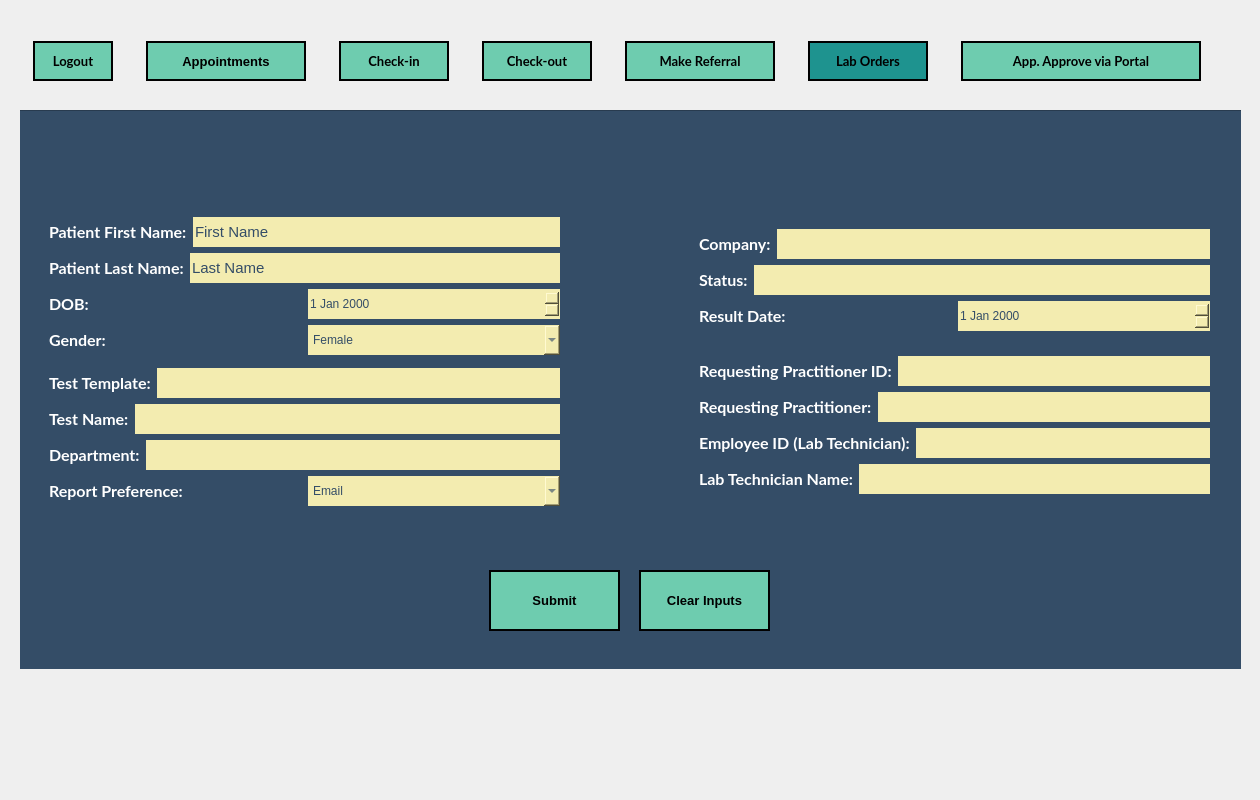
Before: the Qt Designer form LabOrdersWindow.ui in mxrked/Medical-Office-Administration, drawn with Qt 5.
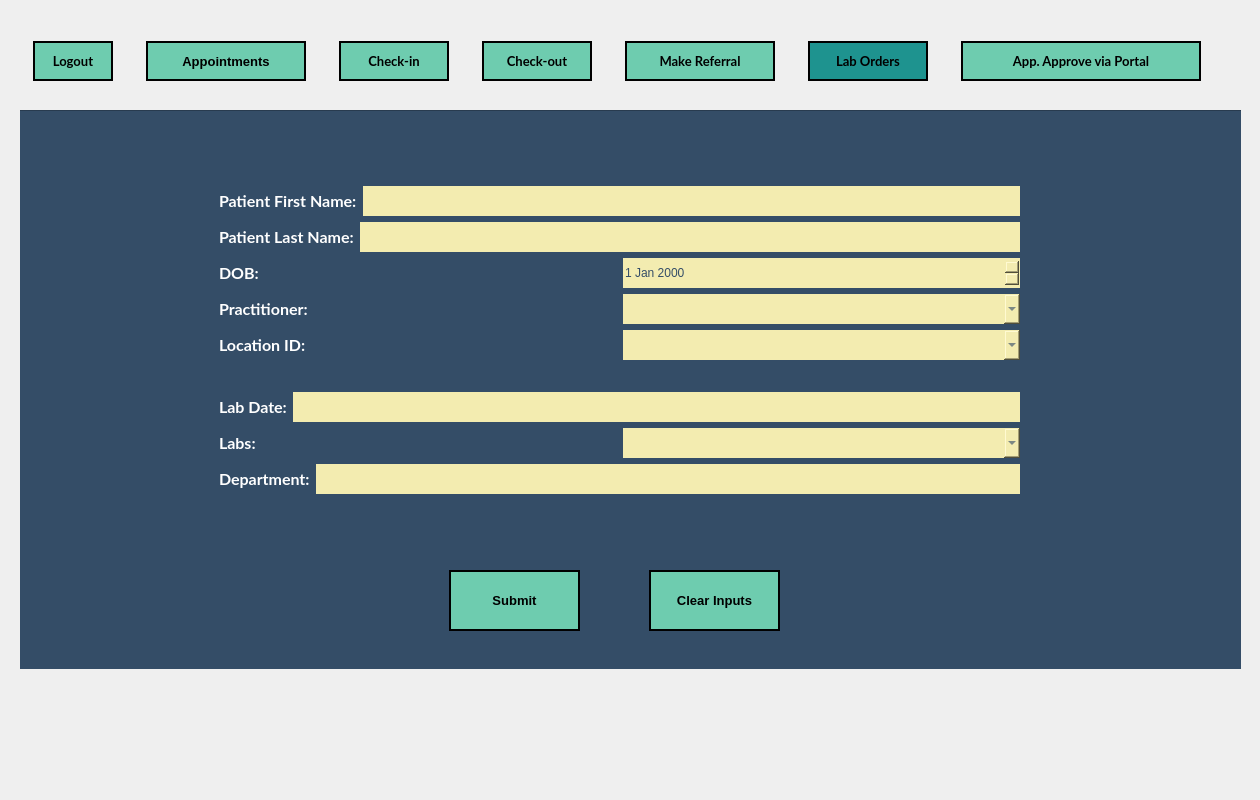
After: the same form once the commit is applied. Icons and pictures are not drawn.

Commit message: Combined Layouts/Fixed Fields

Diff of the .ui file:
```diff
--- a/LabOrdersWindow.ui
+++ b/LabOrdersWindow.ui
@@ -461,10 +461,10 @@
      <widget class="QWidget" name="verticalLayoutWidget">
       <property name="geometry">
        <rect>
-        <x>30</x>
-        <y>100</y>
-        <width>511</width>
-        <height>304</height>
+        <x>200</x>
+        <y>50</y>
+        <width>801</width>
+        <height>361</height>
        </rect>
       </property>
       <layout class="QVBoxLayout" name="verticalLayout_LeftSide">
@@ -502,7 +502,7 @@
               <string notr="true"/>
              </property>
              <property name="text">
-              <string>First Name</string>
+              <string/>
              </property>
              <property name="alignment">
               <set>Qt::AlignLeading|Qt::AlignLeft|Qt::AlignVCenter</set>
@@ -543,7 +543,7 @@
               <string notr="true"/>
              </property>
              <property name="text">
-              <string>Last Name</string>
+              <string/>
              </property>
             </widget>
            </item>
@@ -575,41 +575,56 @@
           </layout>
          </item>
          <item>
-          <layout class="QHBoxLayout" name="Layout_comboBox_TEMPLATE">
+          <layout class="QVBoxLayout" name="verticalLayout_3">
            <item>
-            <widget class="QLabel" name="Label_Dropbox_TEMPLATE">
-             <property name="font">
-              <font>
-               <family>Lato</family>
-               <pointsize>12</pointsize>
-               <weight>75</weight>
-               <bold>true</bold>
-              </font>
-             </property>
-             <property name="styleSheet">
-              <string notr="true"/>
-             </property>
-             <property name="text">
-              <string>Gender:</string>
-             </property>
-            </widget>
+            <layout class="QHBoxLayout" name="Layout_Practitioner">
+             <item>
+              <widget class="QLabel" name="Label_Practitioner">
+               <property name="font">
+                <font>
+                 <family>Lato</family>
+                 <pointsize>12</pointsize>
+                 <weight>75</weight>
+                 <bold>true</bold>
+                </font>
+               </property>
+               <property name="styleSheet">
+                <string notr="true"/>
+               </property>
+               <property name="text">
+                <string>Practitioner:</string>
+               </property>
+              </widget>
+             </item>
+             <item>
+              <widget class="QComboBox" name="comboBox_Practitioner"/>
+             </item>
+            </layout>
            </item>
            <item>
-            <widget class="QComboBox" name="comboBox_TEMPLATE">
-             <property name="styleSheet">
-              <string notr="true"/>
-             </property>
+            <layout class="QHBoxLayout" name="Layout_LocationID">
              <item>
-              <property name="text">
-               <string>Female</string>
-              </property>
+              <widget class="QLabel" name="Label_LocationID">
+               <property name="font">
+                <font>
+                 <family>Lato</family>
+                 <pointsize>12</pointsize>
+                 <weight>75</weight>
+                 <bold>true</bold>
+                </font>
+               </property>
+               <property name="styleSheet">
+                <string notr="true"/>
+               </property>
+               <property name="text">
+                <string>Location ID:</string>
+               </property>
+              </widget>
              </item>
              <item>
-              <property name="text">
-               <string>Male</string>
-              </property>
+              <widget class="QComboBox" name="comboBox_LocationID"/>
              </item>
-            </widget>
+            </layout>
            </item>
           </layout>
          </item>
@@ -618,43 +633,44 @@
        <item>
         <layout class="QVBoxLayout" name="verticalLayout_2">
          <item>
-          <layout class="QHBoxLayout" name="Layout_LabTestTemplate">
+          <layout class="QVBoxLayout" name="verticalLayout_4">
            <item>
-            <widget class="QLabel" name="Label_LabTestTemplate">
-             <property name="font">
-              <font>
-               <family>Lato</family>
-               <pointsize>12</pointsize>
-               <weight>75</weight>
-               <bold>true</bold>
-              </font>
-             </property>
-             <property name="styleSheet">
-              <string notr="true"/>
-             </property>
-             <property name="text">
-              <string>Test Template:</string>
-             </property>
-            </widget>
-           </item>
-           <item>
-            <widget class="QLineEdit" name="LineEdit_LabTestTemplate">
-             <property name="font">
-              <font>
-               <family>MS Shell Dlg 2</family>
-               <pointsize>11</pointsize>
-              </font>
-             </property>
-             <property name="styleSheet">
-              <string notr="true"/>
-             </property>
-             <property name="text">
-              <string/>
-             </property>
-             <property name="alignment">
-              <set>Qt::AlignLeading|Qt::AlignLeft|Qt::AlignVCenter</set>
-             </property>
-            </widget>
+            <layout class="QHBoxLayout" name="Layout_LabDate">
+             <item>
+              <widget class="QLabel" name="Label_LabDate">
+               <property name="font">
+                <font>
+                 <family>Lato</family>
+                 <pointsize>12</pointsize>
+                 <weight>75</weight>
+                 <bold>true</bold>
+                </font>
+               </property>
+               <property name="styleSheet">
+                <string notr="true"/>
+               </property>
+               <property name="text">
+                <string>Lab Date:</string>
+               </property>
+              </widget>
+             </item>
+             <item>
+              <widget class="QLineEdit" name="LineEdit_LabDate">
+               <property name="font">
+                <font>
+                 <family>MS Shell Dlg 2</family>
+                 <pointsize>11</pointsize>
+                </font>
+               </property>
+               <property name="styleSheet">
+                <string notr="true"/>
+               </property>
+               <property name="text">
+                <string/>
+               </property>
+              </widget>
+             </item>
+            </layout>
            </item>
           </layout>
          </item>
@@ -674,23 +690,17 @@
               <string notr="true"/>
              </property>
              <property name="text">
-              <string>Test Name:</string>
+              <string>Labs:</string>
              </property>
             </widget>
            </item>
            <item>
-            <widget class="QLineEdit" name="LineEdit_LabTestName">
-             <property name="font">
-              <font>
-               <family>MS Shell Dlg 2</family>
-               <pointsize>11</pointsize>
-              </font>
-             </property>
-             <property name="styleSheet">
-              <string notr="true"/>
-             </property>
-             <property name="text">
-              <string/>
+            <widget class="QComboBox" name="comboBox_PossibleLabs">
+             <property name="minimumSize">
+              <size>
+               <width>200</width>
+               <height>0</height>
+              </size>
              </property>
             </widget>
            </item>
@@ -734,324 +744,6 @@
            </item>
           </layout>
          </item>
-         <item>
-          <layout class="QHBoxLayout" name="Layout_comboBox_TEMPLATE_2">
-           <item>
-            <widget class="QLabel" name="Label_Dropbox_TEMPLATE_2">
-             <property name="font">
-              <font>
-               <family>Lato</family>
-               <pointsize>12</pointsize>
-               <weight>75</weight>
-               <bold>true</bold>
-              </font>
-             </property>
-             <property name="styleSheet">
-              <string notr="true"/>
-             </property>
-             <property name="text">
-              <string>Report Preference:</string>
-             </property>
-            </widget>
-           </item>
-           <item>
-            <widget class="QComboBox" name="comboBox_TEMPLATE_2">
-             <property name="styleSheet">
-              <string notr="true"/>
-             </property>
-             <item>
-              <property name="text">
-               <string>Email</string>
-              </property>
-             </item>
-             <item>
-              <property name="text">
-               <string>Mail</string>
-              </property>
-             </item>
-            </widget>
-           </item>
-          </layout>
-         </item>
-        </layout>
-       </item>
-      </layout>
-     </widget>
-     <widget class="QWidget" name="verticalLayoutWidget_2">
-      <property name="geometry">
-       <rect>
-        <x>680</x>
-        <y>100</y>
-        <width>511</width>
-        <height>304</height>
-       </rect>
-      </property>
-      <layout class="QVBoxLayout" name="verticalLayout_RightSide">
-       <item>
-        <layout class="QVBoxLayout" name="verticalLayout_5">
-         <item>
-          <layout class="QHBoxLayout" name="Layout_LabCompany">
-           <item>
-            <widget class="QLabel" name="Label_LabCompany">
-             <property name="font">
-              <font>
-               <family>Lato</family>
-               <pointsize>12</pointsize>
-               <weight>75</weight>
-               <bold>true</bold>
-              </font>
-             </property>
-             <property name="styleSheet">
-              <string notr="true"/>
-             </property>
-             <property name="text">
-              <string>Company:</string>
-             </property>
-            </widget>
-           </item>
-           <item>
-            <widget class="QLineEdit" name="LineEdit_LabCompany">
-             <property name="font">
-              <font>
-               <family>MS Shell Dlg 2</family>
-               <pointsize>11</pointsize>
-              </font>
-             </property>
-             <property name="styleSheet">
-              <string notr="true"/>
-             </property>
-             <property name="text">
-              <string/>
-             </property>
-             <property name="alignment">
-              <set>Qt::AlignLeading|Qt::AlignLeft|Qt::AlignVCenter</set>
-             </property>
-            </widget>
-           </item>
-          </layout>
-         </item>
-         <item>
-          <layout class="QHBoxLayout" name="Layout_LabStatus">
-           <item>
-            <widget class="QLabel" name="Label_LabStatus">
-             <property name="font">
-              <font>
-               <family>Lato</family>
-               <pointsize>12</pointsize>
-               <weight>75</weight>
-               <bold>true</bold>
-              </font>
-             </property>
-             <property name="styleSheet">
-              <string notr="true"/>
-             </property>
-             <property name="text">
-              <string>Status:</string>
-             </property>
-            </widget>
-           </item>
-           <item>
-            <widget class="QLineEdit" name="LineEdit_LabStatus">
-             <property name="font">
-              <font>
-               <family>MS Shell Dlg 2</family>
-               <pointsize>11</pointsize>
-              </font>
-             </property>
-             <property name="styleSheet">
-              <string notr="true"/>
-             </property>
-             <property name="text">
-              <string/>
-             </property>
-            </widget>
-           </item>
-          </layout>
-         </item>
-         <item>
-          <layout class="QHBoxLayout" name="Layout_LabResultDate">
-           <item>
-            <widget class="QLabel" name="Label_LabResultDate">
-             <property name="font">
-              <font>
-               <family>Lato</family>
-               <pointsize>12</pointsize>
-               <weight>75</weight>
-               <bold>true</bold>
-              </font>
-             </property>
-             <property name="styleSheet">
-              <string notr="true"/>
-             </property>
-             <property name="text">
-              <string>Result Date:</string>
-             </property>
-            </widget>
-           </item>
-           <item>
-            <widget class="QDateEdit" name="dateEdit_LabResultDate"/>
-           </item>
-          </layout>
-         </item>
-        </layout>
-       </item>
-       <item>
-        <layout class="QVBoxLayout" name="verticalLayout_6">
-         <item>
-          <layout class="QHBoxLayout" name="Layout_LabTestTemplate_2">
-           <item>
-            <widget class="QLabel" name="Label_LabTestTemplate_2">
-             <property name="font">
-              <font>
-               <family>Lato</family>
-               <pointsize>12</pointsize>
-               <weight>75</weight>
-               <bold>true</bold>
-              </font>
-             </property>
-             <property name="styleSheet">
-              <string notr="true"/>
-             </property>
-             <property name="text">
-              <string>Requesting Practitioner ID:</string>
-             </property>
-            </widget>
-           </item>
-           <item>
-            <widget class="QLineEdit" name="LineEdit_LabTestTemplate_2">
-             <property name="font">
-              <font>
-               <family>MS Shell Dlg 2</family>
-               <pointsize>11</pointsize>
-              </font>
-             </property>
-             <property name="styleSheet">
-              <string notr="true"/>
-             </property>
-             <property name="text">
-              <string/>
-             </property>
-             <property name="alignment">
-              <set>Qt::AlignLeading|Qt::AlignLeft|Qt::AlignVCenter</set>
-             </property>
-            </widget>
-           </item>
-          </layout>
-         </item>
-         <item>
-          <layout class="QHBoxLayout" name="Layout_RequestingPractitioner">
-           <item>
-            <widget class="QLabel" name="Label_RequestingPractitioner">
-             <property name="font">
-              <font>
-               <family>Lato</family>
-               <pointsize>12</pointsize>
-               <weight>75</weight>
-               <bold>true</bold>
-              </font>
-             </property>
-             <property name="styleSheet">
-              <string notr="true"/>
-             </property>
-             <property name="text">
-              <string>Requesting Practitioner:</string>
-             </property>
-            </widget>
-           </item>
-           <item>
-            <widget class="QLineEdit" name="LineEdit_RequestingPractitioner">
-             <property name="font">
-              <font>
-               <family>MS Shell Dlg 2</family>
-               <pointsize>11</pointsize>
-              </font>
-             </property>
-             <property name="styleSheet">
-              <string notr="true"/>
-             </property>
-             <property name="text">
-              <string/>
-             </property>
-            </widget>
-           </item>
-          </layout>
-         </item>
-         <item>
-          <layout class="QHBoxLayout" name="Layout_EmployeeID">
-           <item>
-            <widget class="QLabel" name="Label_EmployeeID">
-             <property name="font">
-              <font>
-               <family>Lato</family>
-               <pointsize>12</pointsize>
-               <weight>75</weight>
-               <bold>true</bold>
-              </font>
-             </property>
-             <property name="styleSheet">
-              <string notr="true"/>
-             </property>
-             <property name="text">
-              <string>Employee ID (Lab Technician):</string>
-             </property>
-            </widget>
-           </item>
-           <item>
-            <widget class="QLineEdit" name="LineEdit_EmployeeID">
-             <property name="font">
-              <font>
-               <family>MS Shell Dlg 2</family>
-               <pointsize>11</pointsize>
-              </font>
-             </property>
-             <property name="styleSheet">
-              <string notr="true"/>
-             </property>
-             <property name="text">
-              <string/>
-             </property>
-            </widget>
-           </item>
-          </layout>
-         </item>
-         <item>
-          <layout class="QHBoxLayout" name="Layout_LabTechnicianName">
-           <item>
-            <widget class="QLabel" name="Label_LabTechnicianName">
-             <property name="font">
-              <font>
-               <family>Lato</family>
-               <pointsize>12</pointsize>
-               <weight>75</weight>
-               <bold>true</bold>
-              </font>
-             </property>
-             <property name="styleSheet">
-              <string notr="true"/>
-             </property>
-             <property name="text">
-              <string>Lab Technician Name:</string>
-             </property>
-            </widget>
-           </item>
-           <item>
-            <widget class="QLineEdit" name="LineEdit_LabTechnicianName">
-             <property name="font">
-              <font>
-               <family>MS Shell Dlg 2</family>
-               <pointsize>11</pointsize>
-              </font>
-             </property>
-             <property name="styleSheet">
-              <string notr="true"/>
-             </property>
-             <property name="text">
-              <string/>
-             </property>
-            </widget>
-           </item>
-          </layout>
-         </item>
         </layout>
        </item>
       </layout>
@@ -1059,7 +751,7 @@
      <widget class="QPushButton" name="pushButton_SubmitLabOrder">
       <property name="geometry">
        <rect>
-        <x>470</x>
+        <x>430</x>
         <y>460</y>
         <width>131</width>
         <height>61</height>
@@ -1092,7 +784,7 @@
      <widget class="QPushButton" name="pushButton_ClearLabOrders">
       <property name="geometry">
        <rect>
-        <x>620</x>
+        <x>630</x>
         <y>460</y>
         <width>131</width>
         <height>61</height>
```
Left out of the diff: 6 changed lines with no effect on the pictures.
